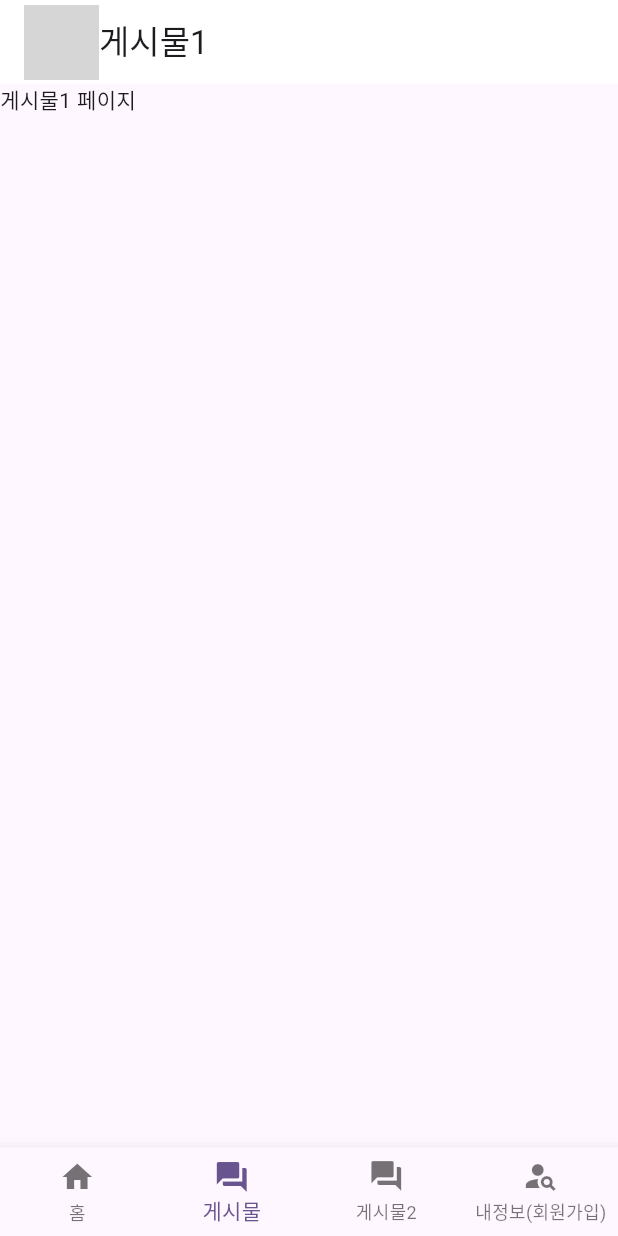
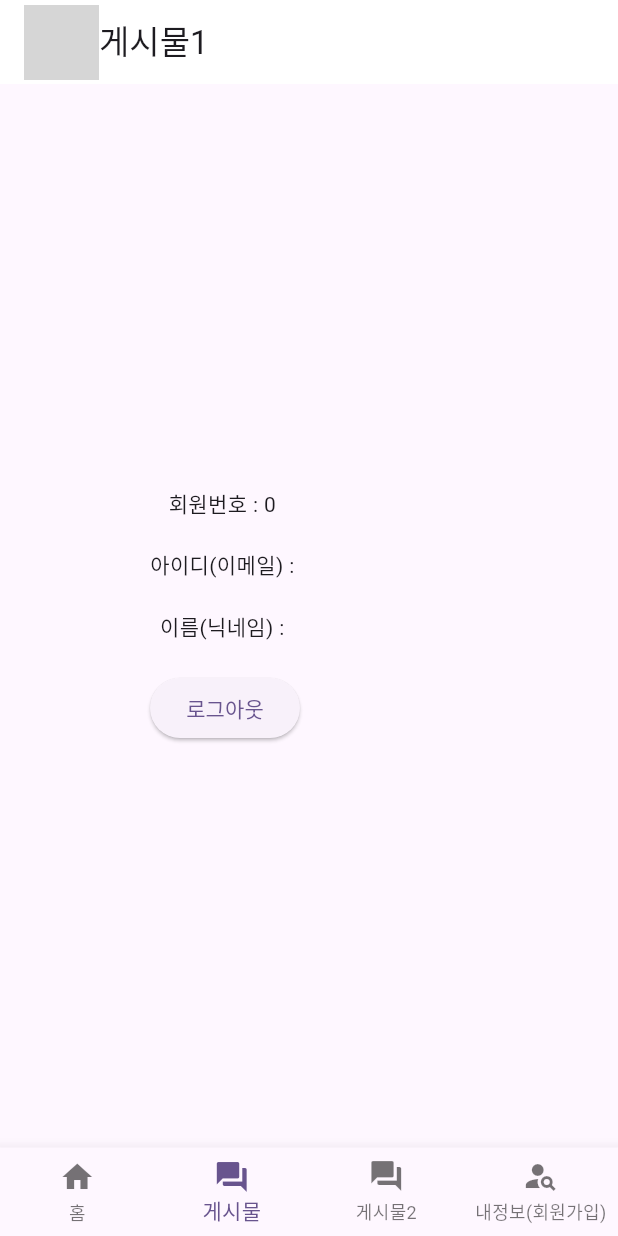
Before and after one commit to PHM-dung2/tj2024b_app, a Flutter app: the MainApp screen opened directly, item 2 of the bottom bar chosen, on a phone screen of 412 x 824 dp. Run offline on Flutter 3.47's test engine with Material 3 defaults, Android fonts, the phone set to English and light mode, and no system bars; our stand-ins replace dio, shared_preferences; accounts and stored records are empty; network calls fail; grey boxes are pictures that could not be loaded.

Commit message:
day08 flutter app 전역변수 실습

```diff
--- a/lib/app/layout/mainapp.dart
+++ b/lib/app/layout/mainapp.dart
@@ -1,5 +1,7 @@
 // * mainapp.dart :
 import 'package:flutter/material.dart';
+import 'package:tj2024b_app/app/member/Info.dart';
+import 'package:tj2024b_app/app/member/login.dart';
 import 'package:tj2024b_app/app/member/signup.dart';
 
 class MainApp extends StatefulWidget{
@@ -15,8 +17,10 @@ class _MainAppState extends State< MainApp >{
     // Widget : 여러 위젯들을 상속하는 상위 위젯( 클래스 )
   List<Widget> pages = [
     Text("홈 페이지"),
-    Text("게시물1 페이지"),
-    Text("게시물2 페이지"),
+    // Text("게시물1 페이지"),
+    Info(),
+    // Text("게시물2 페이지"),
+    Login(),
     SignUp(),
   ];
   // 2. 페이지 상단 제목 리스트
--- /dev/null
+++ b/lib/app/member/Info.dart
@@ -0,0 +1,112 @@
+
+import 'dart:math';
+
+import 'package:dio/dio.dart';
+import 'package:flutter/material.dart';
+import 'package:shared_preferences/shared_preferences.dart';
+
+String memberPath = 'http://192.168.40.97:8080/api/member';
+
+class Info extends StatefulWidget{
+  @override
+  _InfoState createState() {
+    return _InfoState();
+  }
+}
+
+class _InfoState extends State< Info >{
+  // 1. 상태변수
+  int mno = 0;
+  String memail = "";
+  String mname = "";
+
+  // 2. 해당 페이지(위젯) 열렸을 때 실행되는 함수
+  @override
+  void initState() {
+    loginCheck();
+
+  }
+
+  // 3. 로그인 상태를 확인하는 함수
+  bool? isLogIn; // Dart문법 중에 type? 는 null 포함할 수 있다 뜻
+  void loginCheck() async{
+    final prefs = await SharedPreferences.getInstance();
+    final token = prefs.getString('token');
+    if( token != null && token.isNotEmpty ){ // 전역변수에 (로그인)토큰이 존재하면
+      setState(() {
+        isLogIn = true; print("로그인 중");
+        onInfo( token ); // 로그인 중일 때 로그인 정보 요청 함수 실행
+      });
+    }else{
+      setState(() {
+        isLogIn = false; print("비로그인 중");
+      });
+    }
+  }
+
+  // 4. 로그인된 (회원)정보 요청, 로그인 중일때 실행
+  Dio dio = Dio();
+  Map<String, dynamic> book = {};
+
+  void onInfo( token ) async {
+    try{
+      // * Dio에서 Headers 정보를 보내는 방법, Options
+      // 방법1 : dio.options.headers['속성명'] = 값;
+      // 방법2 : dio.get( option : { headers : { '속성명' : 값 } } )
+      dio.options.headers['Authorization'] = token;
+      final response = await dio.get( memberPath + "/info" );
+      final data = response.data;
+      if( data != '' ){
+        setState(() {
+          memail = data['memail'];
+          mname = data['mname'];
+          mno = data['mno'];
+        });
+      }else{ print('조회 실패'); }
+    }catch( e ){ print( e ); }
+  } // f end
+
+  // 5. 로그아웃 요청
+  void logOut() async {
+    // 1. 토큰 꺼낸다.
+    final prefs = await SharedPreferences.getInstance();
+    final token = prefs.getString('token');
+    if( token == null ){ return; } // 없으면 함수 종료
+    // 2. 서버에게 로그아웃 요청
+    dio.options.headers['Authorization'] = token;
+    final response = await dio.get( memberPath + "/logout" );
+    // 3. 전역변수(클라이언트)에도 토느 삭제
+    await prefs.remove('token');
+  } // f end
+
+  @override
+  Widget build(BuildContext context) {
+    return Scaffold(
+      body: Container(
+        padding: EdgeInsets.all( 50 ),
+        margin: EdgeInsets.all( 50 ),
+        child: Column(
+          mainAxisAlignment: MainAxisAlignment.center,
+          children: [
+            Text("회원번호 : $mno "),
+
+            SizedBox( height: 20 ,),
+
+            Text("아이디(이메일) : $memail"),
+
+            SizedBox( height: 20 ,),
+
+            Text("이름(닉네임) : $mname"),
+
+            SizedBox( height: 20 ,),
+
+            ElevatedButton(
+              onPressed: logOut,
+              child: Text("로그아웃"),
+            )
+          ],
+        ),
+      ),
+    );
+  }
+}
--- a/pubspec.yaml
+++ b/pubspec.yaml
@@ -30,6 +30,8 @@ environment:
 dependencies:
   # 비동기 통신 라이브러리 추가
   dio: ^5.8.0+1
+  # 비동기 전역변수 라이브러리 추가
+  shared_preferences: ^2.5.3
   #플러터SDK 라이브러리 추가
   flutter:
     sdk: flutter
```
Also changed, not shown: lib/app/member/login.dart (added, +81 -0 lines), lib/app/member/signup.dart (+5 -5 lines), pubspec.lock.
